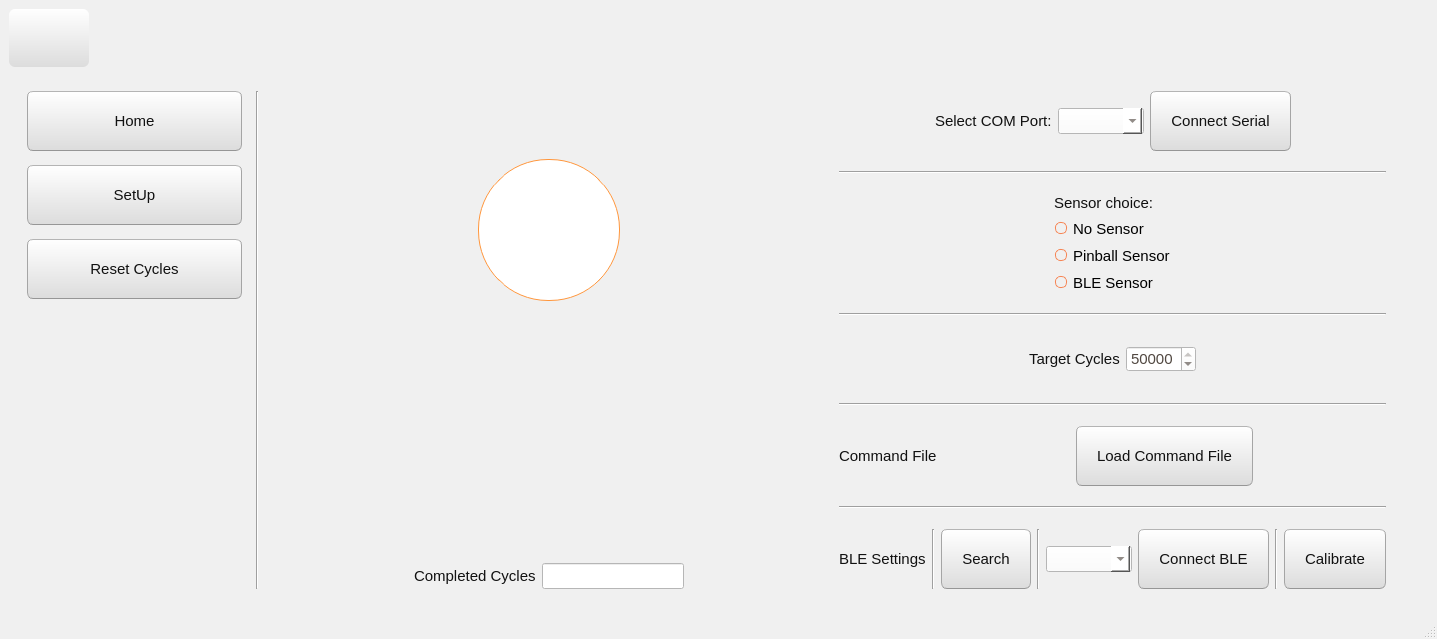
The window that ArduinoController/mainwindow.ui (giogan98/daffodil) describes before a commit, drawn with Qt 5.
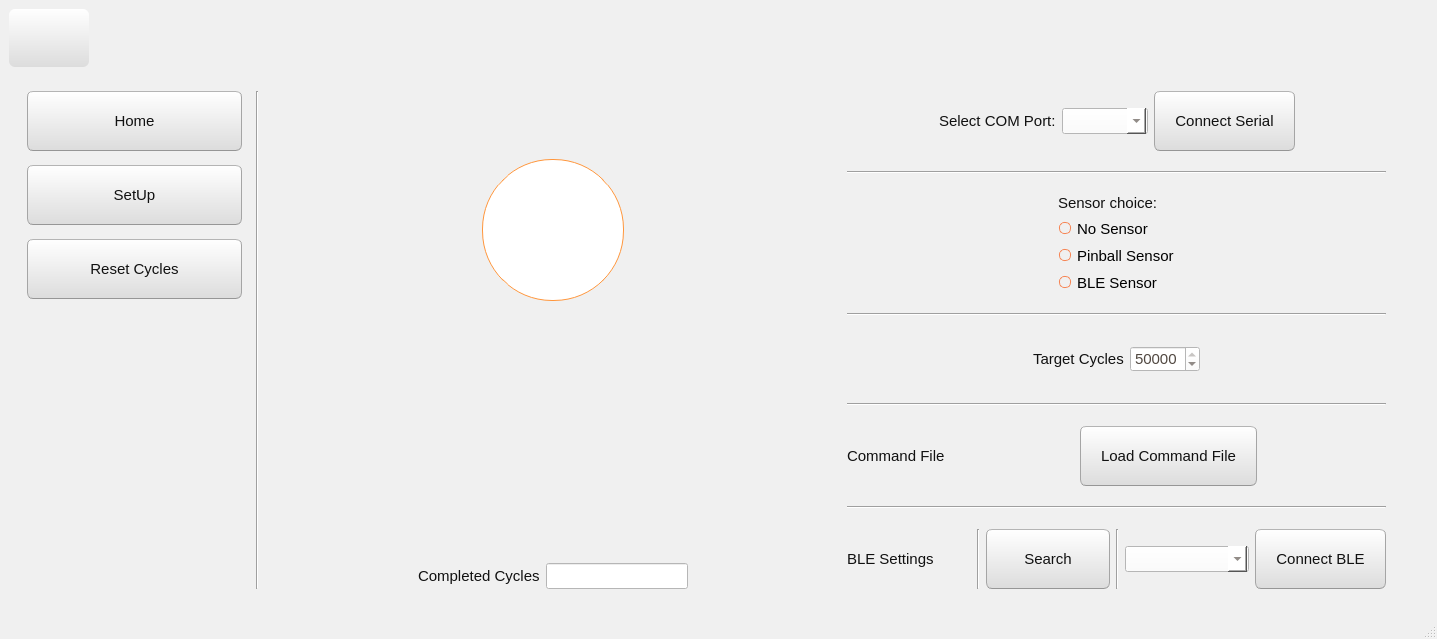
The same window after the commit.

```diff
--- a/ArduinoController/mainwindow.ui
+++ b/ArduinoController/mainwindow.ui
@@ -1314,20 +1314,6 @@
               </property>
              </widget>
             </item>
-            <item>
-             <widget class="Line" name="line_8">
-              <property name="orientation">
-               <enum>Qt::Vertical</enum>
-              </property>
-             </widget>
-            </item>
-            <item>
-             <widget class="QPushButton" name="pb_calibrateBLE">
-              <property name="text">
-               <string>Calibrate</string>
-              </property>
-             </widget>
-            </item>
            </layout>
           </item>
          </layout>
```
